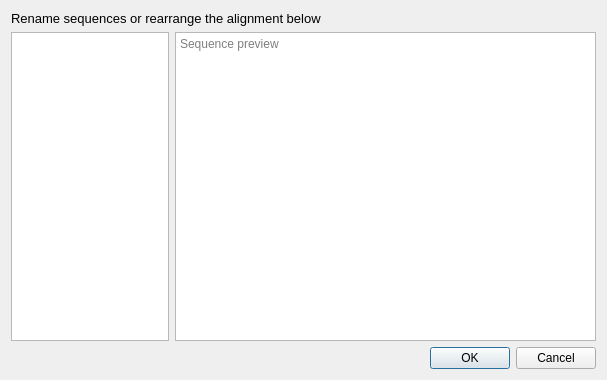
Before: the Qt Designer form src/linnaeo/alignmenteditor.ui in beowulfey/Linnaeo, drawn with Qt 5.
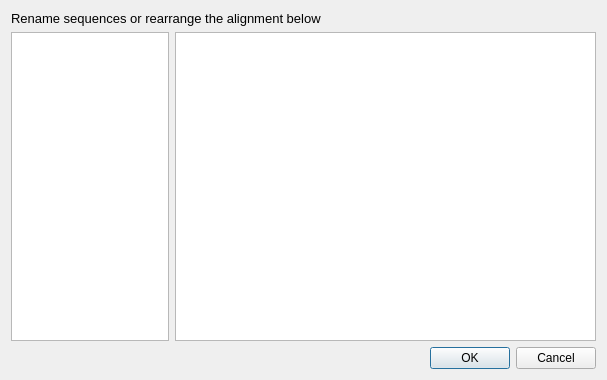
After: the same form once the commit is applied.

Diff of the .ui file:
```diff
--- a/src/linnaeo/alignmenteditor.ui
+++ b/src/linnaeo/alignmenteditor.ui
@@ -55,11 +55,14 @@
        <property name="undoRedoEnabled">
         <bool>false</bool>
        </property>
+       <property name="lineWrapMode">
+        <enum>QPlainTextEdit::WidgetWidth</enum>
+       </property>
        <property name="readOnly">
         <bool>true</bool>
        </property>
        <property name="placeholderText">
-        <string>Sequence preview</string>
+        <string/>
        </property>
       </widget>
      </item>
```
Left out of the diff: 3 changed lines with no effect on the pictures.
